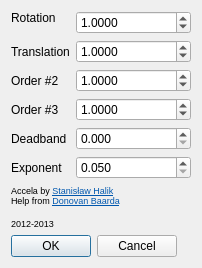
Above: ftnoir_filter_accela/ftnoir_accela_filtercontrols.ui from opentrack/opentrack before the change. Below: the same form after it.
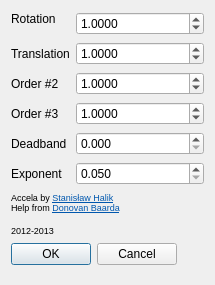
That is the form after the change. Icons and pictures are not drawn.

What changed in the file:
```diff
--- a/ftnoir_filter_accela/ftnoir_accela_filtercontrols.ui
+++ b/ftnoir_filter_accela/ftnoir_accela_filtercontrols.ui
@@ -9,8 +9,8 @@
    <rect>
     <x>0</x>
     <y>0</y>
-    <width>202</width>
-    <height>241</height>
+    <width>215</width>
+    <height>285</height>
    </rect>
   </property>
   <property name="sizePolicy">
```
Left out of the diff: 10 changed lines with no effect on the pictures.
